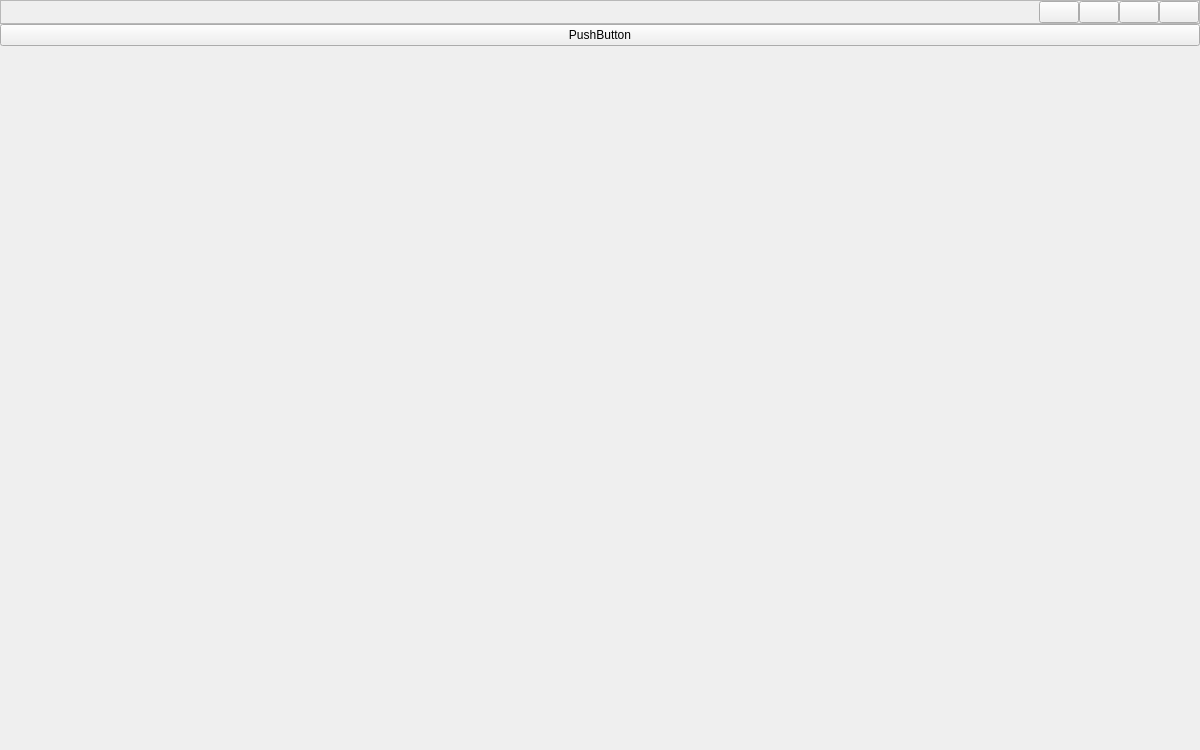
Old version of the form src/gui/main.ui in the repository LaM0uette/PySide6_Blank_Project_demo.
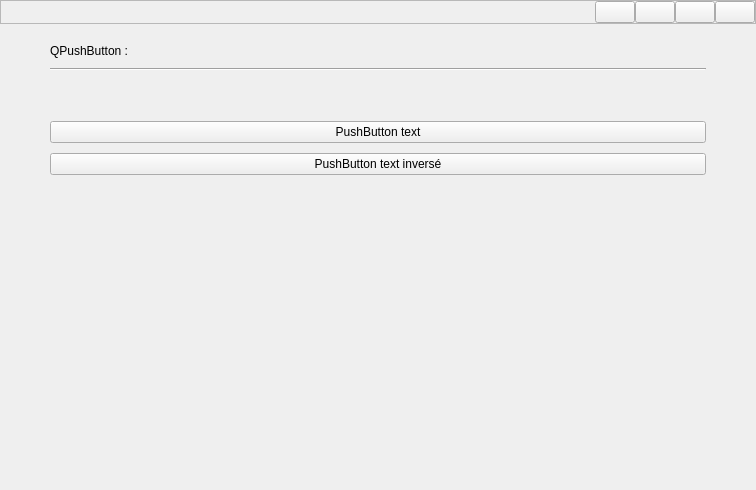
New version of the form.

The edit to the form file:
```diff
--- a/src/gui/main.ui
+++ b/src/gui/main.ui
@@ -6,8 +6,8 @@
    <rect>
     <x>0</x>
     <y>0</y>
-    <width>1200</width>
-    <height>750</height>
+    <width>756</width>
+    <height>490</height>
    </rect>
   </property>
   <property name="windowTitle">
@@ -107,6 +107,79 @@
     </widget>
    </item>
    <item row="2" column="0">
+    <layout class="QVBoxLayout" name="vlay_wg">
+     <property name="leftMargin">
+      <number>50</number>
+     </property>
+     <property name="topMargin">
+      <number>20</number>
+     </property>
+     <property name="rightMargin">
+      <number>50</number>
+     </property>
+     <property name="bottomMargin">
+      <number>20</number>
+     </property>
+     <item>
+      <layout class="QVBoxLayout" name="vlay_pb">
+       <property name="spacing">
+        <number>10</number>
+       </property>
+       <property name="leftMargin">
+        <number>0</number>
+       </property>
+       <property name="rightMargin">
+        <number>0</number>
+       </property>
+       <item>
+        <widget class="QLabel" name="lb_pb_demo">
+         <property name="text">
+          <string>QPushButton :</string>
+         </property>
+        </widget>
+       </item>
+       <item>
+        <widget class="Line" name="line">
+         <property name="orientation">
+          <enum>Qt::Horizontal</enum>
+         </property>
+        </widget>
+       </item>
+       <item>
+        <spacer name="verticalSpacer_2">
+         <property name="orientation">
+          <enum>Qt::Vertical</enum>
+         </property>
+         <property name="sizeType">
+          <enum>QSizePolicy::Fixed</enum>
+         </property>
+         <property name="sizeHint" stdset="0">
+          <size>
+           <width>20</width>
+           <height>40</height>
+          </size>
+         </property>
+        </spacer>
+       </item>
+       <item>
+        <widget class="QPushButton" name="pb_demo_txt">
+         <property name="text">
+          <string>PushButton text</string>
+         </property>
+        </widget>
+       </item>
+       <item>
+        <widget class="QPushButton" name="pb_demo_txt_inv">
+         <property name="text">
+          <string>PushButton text inversé</string>
+         </property>
+        </widget>
+       </item>
+      </layout>
+     </item>
+    </layout>
+   </item>
+   <item row="4" column="0">
     <spacer name="verticalSpacer">
      <property name="orientation">
       <enum>Qt::Vertical</enum>
@@ -119,16 +192,6 @@
      </property>
     </spacer>
    </item>
-   <item row="1" column="0">
-    <widget class="QPushButton" name="pushButton">
-     <property name="text">
-      <string>PushButton</string>
-     </property>
-     <property name="checkable">
-      <bool>true</bool>
-     </property>
-    </widget>
-   </item>
   </layout>
  </widget>
  <resources/>
```
